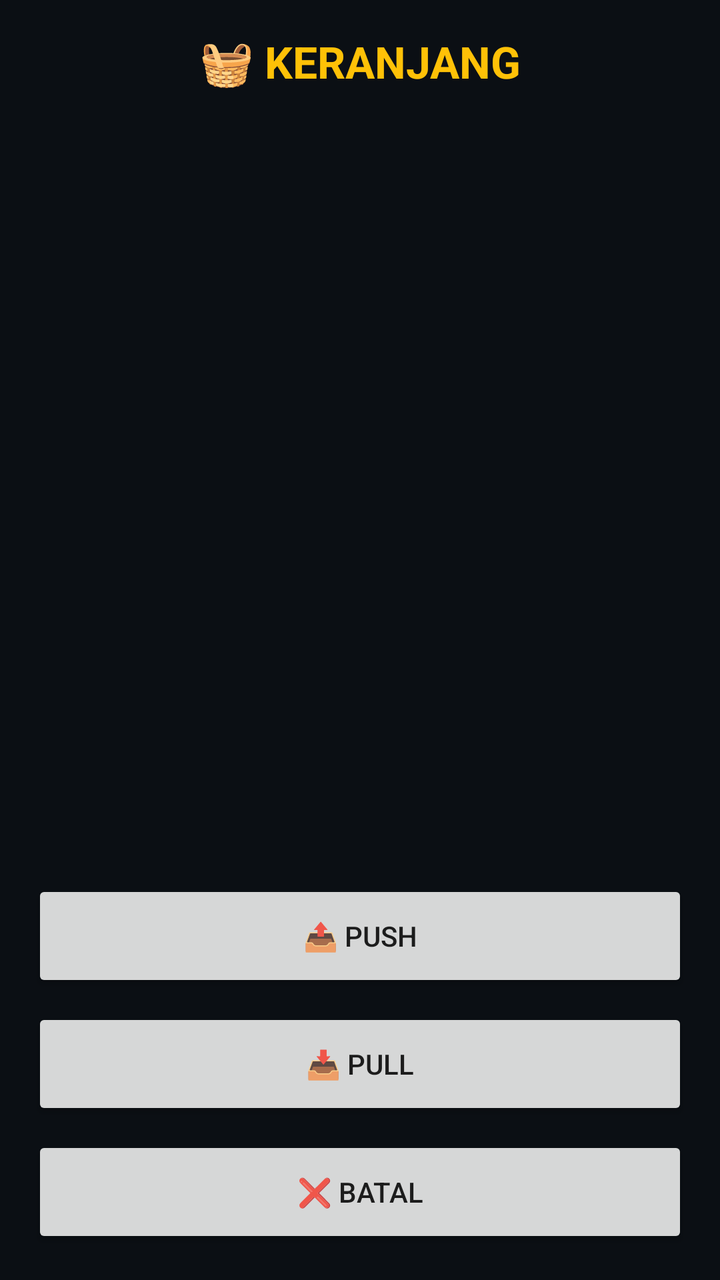
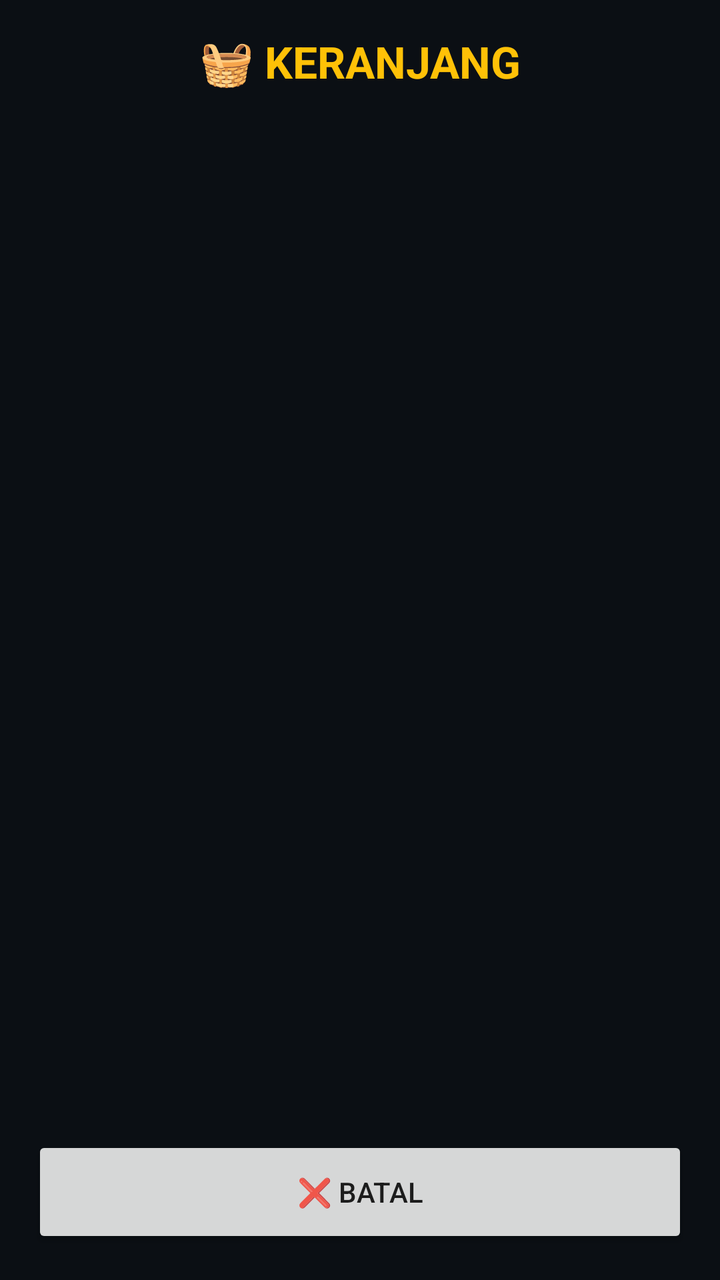

An Android layout rendered at two revisions. The XML below is the earlier revision; the diff shows what the commit changed to produce the second picture.
<!-- AndroidManifest.xml: application theme Theme.ErixTwrp -->
<!-- res/layout/activity_basket.xml -->
<?xml version="1.0" encoding="utf-8"?>
<LinearLayout xmlns:android="http://schemas.android.com/apk/res/android" android:layout_width="match_parent" android:layout_height="match_parent" android:orientation="vertical" android:padding="16dp" android:background="#0B0F14">
    <TextView android:id="@+id/tvTitle" android:layout_width="match_parent" android:layout_height="wrap_content" android:text="🧺 KERANJANG" android:textColor="#FFC107" android:textSize="22sp" android:textStyle="bold" android:gravity="center" android:paddingBottom="8dp"/>
    <TextView android:id="@+id/tvSummary" android:layout_width="match_parent" android:layout_height="wrap_content" android:textColor="#B0BEC5" android:gravity="center" android:paddingBottom="16dp"/>
    <androidx.recyclerview.widget.RecyclerView android:id="@+id/rvBasket" android:layout_width="match_parent" android:layout_height="0dp" android:layout_weight="1" android:paddingBottom="16dp"/>
    <Button android:id="@+id/btnPush" android:layout_width="match_parent" android:layout_height="56dp" android:text="📤 PUSH" android:layout_marginBottom="8dp"/>
    <Button android:id="@+id/btnPull" android:layout_width="match_parent" android:layout_height="56dp" android:text="📥 PULL" android:layout_marginBottom="8dp"/>
    <Button android:id="@+id/btnCancel" android:layout_width="match_parent" android:layout_height="56dp" android:text="❌ BATAL"/>
</LinearLayout>
<!-- resources referenced by this layout -->
<resources>
  <style name="Theme.ErixTwrp" parent="Theme.AppCompat.DayNight.NoActionBar">
          <item name="colorPrimary">#00E5FF</item>
          <item name="colorPrimaryDark">#0B0F14</item>
          <item name="colorAccent">#00E5FF</item>
          <item name="android:windowBackground">#0B0F14</item>
          <item name="android:statusBarColor">#0B0F14</item>
          <item name="android:navigationBarColor">#0B0F14</item>
      </style>
</resources>

<!-- the commit's change to res/layout/activity_basket.xml (unified diff, before → after) -->
@@ -1,9 +1,6 @@
 <?xml version="1.0" encoding="utf-8"?>
 <LinearLayout xmlns:android="http://schemas.android.com/apk/res/android" android:layout_width="match_parent" android:layout_height="match_parent" android:orientation="vertical" android:padding="16dp" android:background="#0B0F14">
-    <TextView android:id="@+id/tvTitle" android:layout_width="match_parent" android:layout_height="wrap_content" android:text="🧺 KERANJANG" android:textColor="#FFC107" android:textSize="22sp" android:textStyle="bold" android:gravity="center" android:paddingBottom="8dp"/>
-    <TextView android:id="@+id/tvSummary" android:layout_width="match_parent" android:layout_height="wrap_content" android:textColor="#B0BEC5" android:gravity="center" android:paddingBottom="16dp"/>
+    <TextView android:layout_width="match_parent" android:layout_height="wrap_content" android:text="🧺 KERANJANG" android:textColor="#FFC107" android:textSize="22sp" android:textStyle="bold" android:gravity="center" android:paddingBottom="16dp"/>
     <androidx.recyclerview.widget.RecyclerView android:id="@+id/rvBasket" android:layout_width="match_parent" android:layout_height="0dp" android:layout_weight="1" android:paddingBottom="16dp"/>
-    <Button android:id="@+id/btnPush" android:layout_width="match_parent" android:layout_height="56dp" android:text="📤 PUSH" android:layout_marginBottom="8dp"/>
-    <Button android:id="@+id/btnPull" android:layout_width="match_parent" android:layout_height="56dp" android:text="📥 PULL" android:layout_marginBottom="8dp"/>
     <Button android:id="@+id/btnCancel" android:layout_width="match_parent" android:layout_height="56dp" android:text="❌ BATAL"/>
 </LinearLayout>
<!-- resource entries referenced after the edit -->
@@ -2,11 +2,7 @@
 <resources>
   <style name="Theme.ErixTwrp" parent="Theme.AppCompat.DayNight.NoActionBar">
           <item name="colorPrimary">#00E5FF</item>
-          <item name="colorPrimaryDark">#0B0F14</item>
-          <item name="colorAccent">#00E5FF</item>
           <item name="android:windowBackground">#0B0F14</item>
-          <item name="android:statusBarColor">#0B0F14</item>
-          <item name="android:navigationBarColor">#0B0F14</item>
       </style>
 </resources>
 
